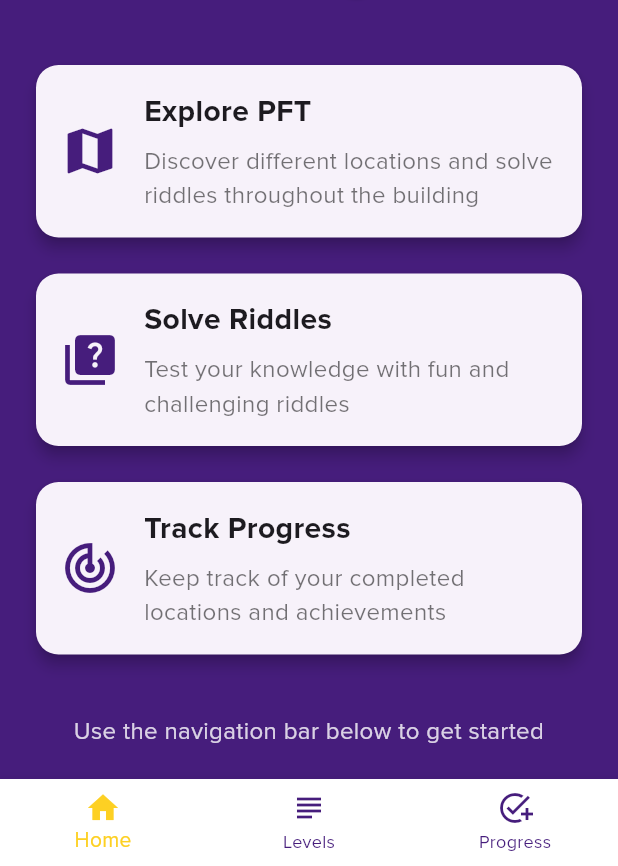
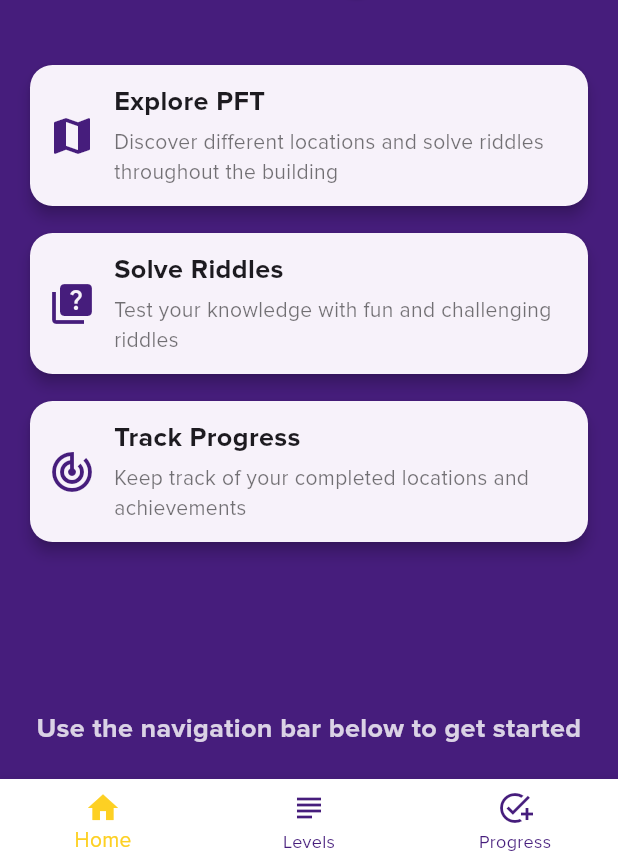
Before and after one commit to steven-reed122/Branded_Scavenger_Hunt, a Flutter app: the screen it shows after launch, on a phone screen of 412 x 824 dp, the part 370-1236 px from its top. Run offline on Flutter 3.47's test engine with Material 3 defaults, Android fonts, the phone set to English and light mode, and no system bars.

Commit message:
Home Page UI
updated UI to make boxes fit on the screen

```diff
--- a/lib/main.dart
+++ b/lib/main.dart
@@ -137,20 +137,20 @@ class _MyHomePageState extends State<MyHomePage> {
             // Feature Cards
             Expanded(
               child: ListView(
-                padding: const EdgeInsets.symmetric(horizontal: 20),
+                padding: const EdgeInsets.symmetric(horizontal: 16),
                 children: [
                   _buildFeatureCard(
                     icon: Icons.map,
                     title: 'Explore PFT',
                     description: 'Discover different locations and solve riddles throughout the building',
                   ),
-                  const SizedBox(height: 16),
+                  const SizedBox(height: 10),
                   _buildFeatureCard(
                     icon: Icons.quiz,
                     title: 'Solve Riddles',
                     description: 'Test your knowledge with fun and challenging riddles',
                   ),
-                  const SizedBox(height: 16),
+                  const SizedBox(height: 10),
                   _buildFeatureCard(
                     icon: Icons.track_changes,
                     title: 'Track Progress',
@@ -165,7 +165,8 @@ class _MyHomePageState extends State<MyHomePage> {
               child: Text(
                 'Use the navigation bar below to get started',
                 style: TextStyle(
-                  fontSize: 16,
+                  fontSize: 18,
+                  fontWeight: FontWeight.bold,
                   color: Colors.white.withOpacity(0.8),
                   fontFamily: 'Proxima Nova',
                   height: 1.5,
@@ -209,11 +210,11 @@ class _MyHomePageState extends State<MyHomePage> {
         borderRadius: BorderRadius.circular(15),
       ),
       child: Padding(
-        padding: const EdgeInsets.all(16.0),
+        padding: const EdgeInsets.all(12.0),
         child: Row(
           children: [
-            Icon(icon, size: 40, color: Color(0xFF461D7C)),
-            const SizedBox(width: 16),
+            Icon(icon, size: 32, color: Color(0xFF461D7C)),
+            const SizedBox(width: 12),
             Expanded(
               child: Column(
                 crossAxisAlignment: CrossAxisAlignment.start,
@@ -221,16 +222,16 @@ class _MyHomePageState extends State<MyHomePage> {
                   Text(
                     title,
                     style: const TextStyle(
-                      fontSize: 20,
+                      fontSize: 18,
                       fontWeight: FontWeight.bold,
                       fontFamily: 'Proxima Nova',
                     ),
                   ),
-                  const SizedBox(height: 8),
+                  const SizedBox(height: 4),
                   Text(
                     description,
                     style: const TextStyle(
-                      fontSize: 16,
+                      fontSize: 14,
                       color: Colors.black54,
                       fontFamily: 'Proxima Nova',
                     ),
```
